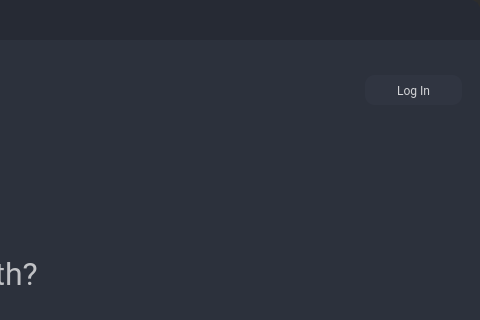
This is FrontEnd/xml_ui/mainUI.ui in sandeepbhaskar14/AI-Personalized-Learning-Desktop-Application as Qt 5 draws it before an edit; both pictures show x 814 to 1294 and y 0 to 320 of the 1294 by 750 pixel window. The edited form follows.
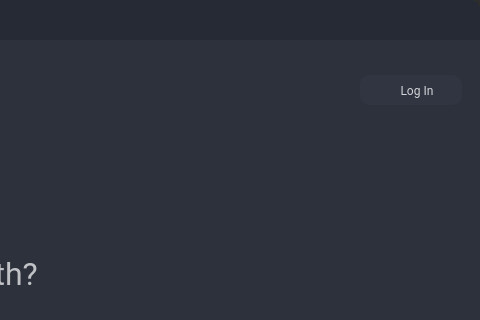
This is the edited form. Icons and pictures are not drawn. Custom widgets are drawn as their Qt base class.

```diff
--- a/FrontEnd/xml_ui/mainUI.ui
+++ b/FrontEnd/xml_ui/mainUI.ui
@@ -1275,13 +1275,13 @@
                            <widget class="QFrame" name="frame_24">
                             <property name="minimumSize">
                              <size>
-                              <width>0</width>
+                              <width>120</width>
                               <height>40</height>
                              </size>
                             </property>
                             <property name="maximumSize">
                              <size>
-                              <width>120</width>
+                              <width>160</width>
                               <height>16777215</height>
                              </size>
                             </property>
@@ -1324,7 +1324,17 @@
 }</string>
                                </property>
                                <property name="text">
-                                <string>Log In</string>
+                                <string>    Log In</string>
+                               </property>
+                               <property name="icon">
+                                <iconset>
+                                 <normaloff>../Reqs/user.png</normaloff>../Reqs/user.png</iconset>
+                               </property>
+                               <property name="iconSize">
+                                <size>
+                                 <width>20</width>
+                                 <height>20</height>
+                                </size>
                                </property>
                               </widget>
                              </item>
```
